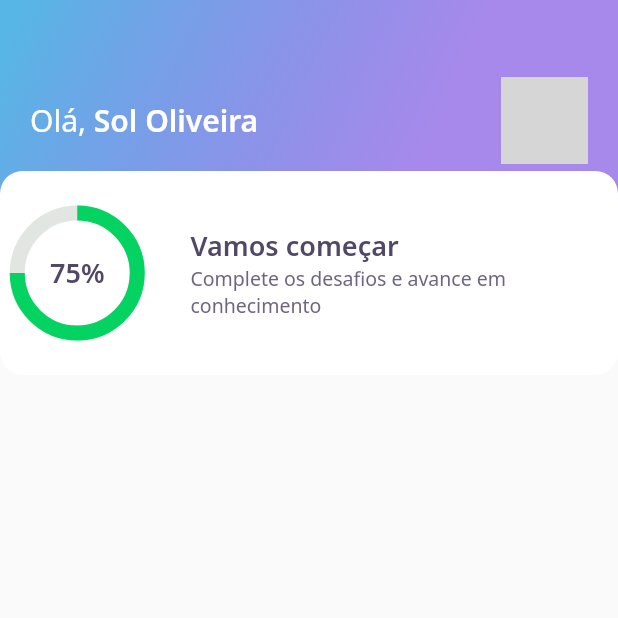
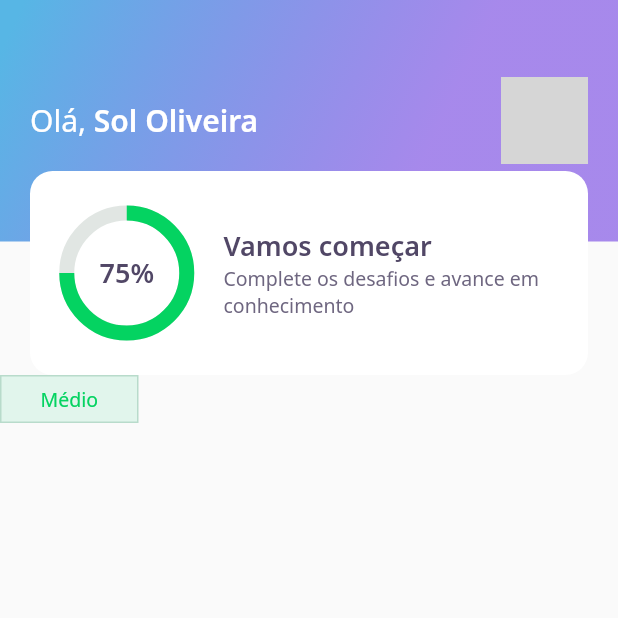
Before and after one commit to sol-oliveira/devquiz, a Flutter app: the screen it shows after launch, on a phone screen of 412 x 824 dp, the top half of it. Run offline on Flutter 3.47's test engine with Material 2 defaults, Android fonts, the phone set to English and light mode, and no system bars; our stand-ins replace google_fonts; network calls fail; grey boxes are pictures that could not be loaded.

Commit message:
aula 2 level button widget

```diff
--- a/lib/home/home_page.dart
+++ b/lib/home/home_page.dart
@@ -2,6 +2,8 @@
 
 import 'package:DevQuiz/home/widgets/appbar/app_bar_widget.dart';
 import 'package:flutter/material.dart';
+
+import 'widgets/level_button/level_button_widget.dart';
 
 class HomePage extends StatefulWidget {
   HomePage({Key? key}) : super(key: key);
@@ -14,7 +16,10 @@
     @override
   Widget build(BuildContext context) {
     return Scaffold(
-      appBar: AppBarWidget()
+      appBar: AppBarWidget(),
+      body: LevelButtonWidget(
+        label: "Médio"
+      ),
     );
   }
 }
--- /dev/null
+++ b/lib/home/widgets/level_button/level_button_widget.dart
@@ -0,0 +1,58 @@
+import 'package:DevQuiz/core/app_colors.dart';
+import 'package:flutter/material.dart';
+import 'package:google_fonts/google_fonts.dart';
+
+class LevelButtonWidget extends StatelessWidget{
+  final String label;
+  LevelButtonWidget({Key? key, required this.label})
+  : assert(["Fácil", "Médio", "Difícil", "Perito"].contains(label)),
+  super(key: key);
+
+  final config = {
+    "Fácil": {
+      "color": AppColors.levelButtonFacil,
+      "borderColor": AppColors.levelButtonBorderFacil,
+      "fontColor": AppColors.levelButtonTextFacil,
+    },
+    "Médio": {
+      "color": AppColors.levelButtonMedio,
+      "borderColor": AppColors.levelButtonBorderMedio,
+      "fontColor": AppColors.levelButtonTextMedio,
+    },
+    "Difícil": {
+      "color": AppColors.levelButtonDificil,
+      "borderColor": AppColors.levelButtonBorderDificil,
+      "fontColor": AppColors.levelButtonTextDificil,
+    },
+    "Perito": {
+      "color": AppColors.levelButtonPerito,
+      "borderColor": AppColors.levelButtonBorderPerito,
+      "fontColor": AppColors.levelButtonTextPerito,
+    },
+  };
+
+  Color get color => config[label]!['color']!;
+  Color get borderColor => config[label]!['borderColor']!;
+  Color get fontColor => config[label]!['fontColor']!;
+
+  @override
+  Widget build(BuildContext context) {
+    return Container(
+      decoration: BoxDecoration(
+        color: color,
+        border: Border.fromBorderSide(BorderSide(
+          color: borderColor
+        )),
+      ),
+      child: Padding(
+        padding: const EdgeInsets.symmetric(horizontal: 26, vertical: 6),
+        child: Text(
+          label,
+          style: GoogleFonts.notoSans(
+          color: fontColor,
+          fontSize: 13,
+        )),
+      ),
+    );
+  }
+}
--- a/lib/home/widgets/score_card/score_card_widget.dart
+++ b/lib/home/widgets/score_card/score_card_widget.dart
@@ -9,12 +9,16 @@
 
   @override
   Widget build(BuildContext context) {
-    return Container(
+    return Padding(
+      padding: const EdgeInsets.only(left: 20, right: 20),
+      child: Container(
         height: 136,
         decoration: BoxDecoration(
           color: AppColors.white,
           borderRadius: BorderRadius.circular(15)
         ),
+        child: Padding(
+          padding: const EdgeInsets.symmetric(horizontal: 24),
           child: Row(
             crossAxisAlignment: CrossAxisAlignment.center,
             children: [
@@ -24,8 +28,7 @@
             ),
             Expanded(
               flex: 3,
-          child:
-            Padding(
+              child: Padding(
                   padding: const EdgeInsets.only(left: 24),
                   child: Column(
                     mainAxisAlignment: MainAxisAlignment.center,
@@ -38,12 +41,14 @@
                       Text(
                         "Complete os desafios e avance em conhecimento",
                         style: AppTextStyles.body
-                    )
-                ]
+                        ),
+                    ],
                   ),
                 ),
               ),
           ]),
+        ),
+      ),
     );
   }
 }
```
Lines whose indentation alone changed are shown as unchanged.
